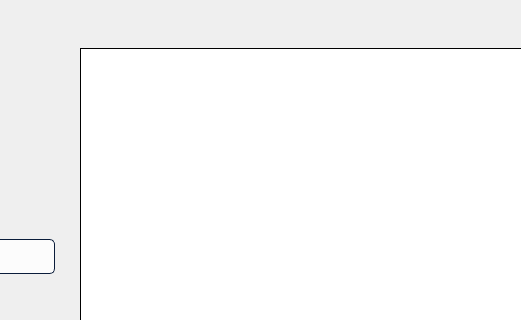
This is VVM/candidatesmanagement.ui in GuisadongManok/PolliTech-VVM as Qt 5 draws it before an edit; both pictures show x 703 to 1224 and y 0 to 320 of the 1560 by 662 pixel window. The edited form follows.
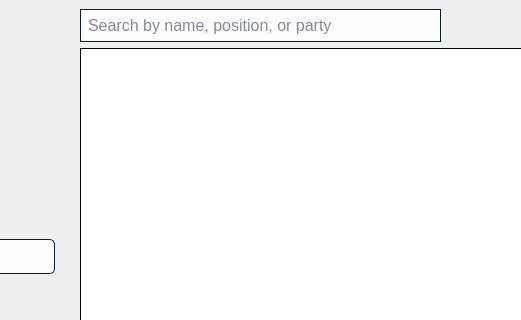
This is the edited form. Icons and pictures are not drawn.

Commit message: added search bars on user management

The edit to the form file:
```diff
--- a/VVM/candidatesmanagement.ui
+++ b/VVM/candidatesmanagement.ui
@@ -685,6 +685,29 @@
      <layout class="QVBoxLayout" name="verticalLayout_9">
       <item>
        <layout class="QHBoxLayout" name="horizontalLayout_4">
+        <item>
+         <widget class="QLineEdit" name="lineEdit_search">
+          <property name="minimumSize">
+           <size>
+            <width>361</width>
+            <height>0</height>
+           </size>
+          </property>
+          <property name="styleSheet">
+           <string notr="true">QLineEdit {
+background-color: rgba(255,255,255,200);
+color: #0A1C3A;
+font: 14pt &quot;Segoe UI&quot;;
+font-size: 16px;
+padding: 5px;
+border: 1px solid #0A1C3A;
+}</string>
+          </property>
+          <property name="placeholderText">
+           <string notr="true">Search by name, position, or party</string>
+          </property>
+         </widget>
+        </item>
         <item>
          <spacer name="horizontalSpacer_3">
           <property name="orientation">
```
Left out of the diff: 2 changed lines with no effect on the pictures. The commit also changes 22 other files.
